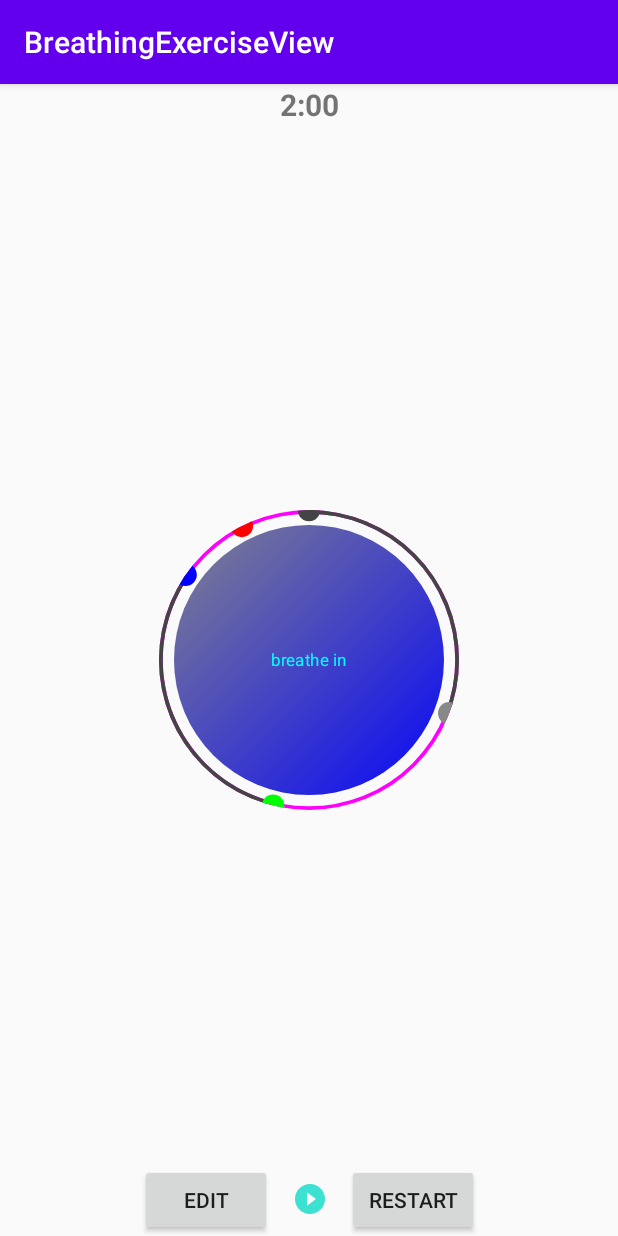
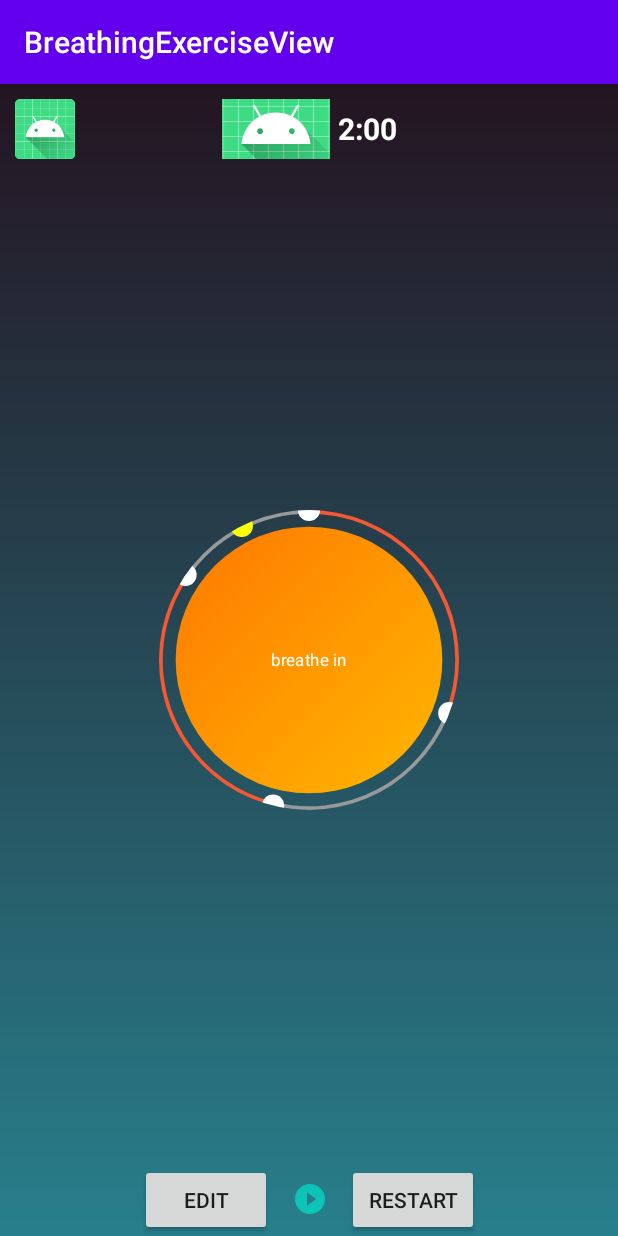
Before and after one commit to 0king/BreathingExerciseView, an Android app: the BreathingFragment screen opened directly, with no data from a screen before it, on a phone screen of 412 x 824 dp. Run offline under Robolectric (Android 15) with nearby library versions, the phone set to English and light mode, and no system bars.

Commit message:
a few UI changes.

```diff
--- a/app/src/main/java/com/example/breathingexerciseview/BreathingCircleView.kt
+++ b/app/src/main/java/com/example/breathingexerciseview/BreathingCircleView.kt
@@ -38,7 +38,7 @@ class BreathingCircleView @JvmOverloads constructor(
     var centerY:Float = 0f
     var centerX:Float = 0f
     var innerCircleRadius:Float = 0f
-    var innerCirclePaint = Paint(Paint.ANTI_ALIAS_FLAG).apply {
+    var innerCirclePaint = Paint(ANTI_ALIAS_FLAG).apply {
         color = Color.BLUE
         style = Paint.Style.FILL_AND_STROKE
     }
@@ -46,7 +46,7 @@ class BreathingCircleView @JvmOverloads constructor(
     //outer cirle
     var outerCircleRadius : Float = 0f
     var outerCircleStrokeWidth : Float = 7.toPx()
-    val outerCirclePaint = Paint(Paint.ANTI_ALIAS_FLAG).apply {
+    val outerCirclePaint = Paint(ANTI_ALIAS_FLAG).apply {
         color = Color.MAGENTA
         style = Paint.Style.STROKE
         strokeWidth = outerCircleStrokeWidth
@@ -59,10 +59,11 @@ class BreathingCircleView @JvmOverloads constructor(
     lateinit var rotatingPoint : PointF
     var orbitingCircleRadius:Float = 0f
     var swipeAngle = -90f
-    var smallCirclePaint = Paint(Paint.ANTI_ALIAS_FLAG).apply {
+    var smallCirclePaint = Paint(ANTI_ALIAS_FLAG).apply {
         color = Color.RED
     }
-    val paint1 = Paint().apply { color = Color.DKGRAY }
+    val pointPaint = Paint(ANTI_ALIAS_FLAG).apply { color = Color.WHITE }
+    val rotatingPointPaint = Paint(ANTI_ALIAS_FLAG).apply { color = Color.YELLOW }
     val paint2 = Paint().apply { color = Color.GRAY }
     val paint3 = Paint().apply { color = Color.GREEN }
     val paint4 = Paint().apply { color = Color.BLUE }
@@ -80,10 +81,11 @@ class BreathingCircleView @JvmOverloads constructor(
     var theta1:Double = 0.0
     var theta2:Double = 0.0
     var theta3:Double = 0.0
+    var theta4:Double = 0.0
 
     var centerText = "breathe in"
     val textPaint = Paint(ANTI_ALIAS_FLAG).apply {
-        color = Color.CYAN
+        color = Color.WHITE
         textAlign = Paint.Align.CENTER
         textSize = 16.toPx()
     }
@@ -92,12 +94,12 @@ class BreathingCircleView @JvmOverloads constructor(
     lateinit var enclosingRect : RectF
 
     val arcPaint = Paint(ANTI_ALIAS_FLAG).apply {
-        color = Color.DKGRAY
+        color = Color.parseColor("#f55832")
         style = Paint.Style.STROKE
         strokeWidth = outerCircleStrokeWidth
     }
     val arcPaint2 = Paint(ANTI_ALIAS_FLAG).apply {
-        color = Color.MAGENTA
+        color = Color.parseColor("#98999a")
         style = Paint.Style.STROKE
         strokeWidth = outerCircleStrokeWidth
     }
@@ -230,7 +232,7 @@ class BreathingCircleView @JvmOverloads constructor(
         val side = Math.min(w, h)
         val availableRadius = side/2F
         outerCircleRadius = availableRadius / MAX_SCALE
-        val gap = outerCircleRadius / 10
+        val gap = outerCircleRadius / 9
         innerCircleRadius = outerCircleRadius - gap
 
         xScale = 1 / MAX_SCALE
@@ -238,9 +240,10 @@ class BreathingCircleView @JvmOverloads constructor(
 
         //smaller circle
         orbitingCircleCenterX = centerX
-        orbitingCircleCenterY = h/2 - outerCircleRadius
+        val y = h/2 - outerCircleRadius
+        orbitingCircleCenterY = y
 
-        firstPoint = PointF(w/2F, h/2 - outerCircleRadius)
+        firstPoint = PointF(centerX, y)
 
         orbitingCircleRadius = innerCircleRadius / 12
 
@@ -253,17 +256,18 @@ class BreathingCircleView @JvmOverloads constructor(
         val endX = centerX + outerCircleRadius //right
         val bottomY =  centerY + outerCircleRadius //bottom
         enclosingRect = RectF(startX, topY, endX, bottomY)
-        val shader = LinearGradient(startX,topY,endX,bottomY,Color.GRAY, Color.BLUE, Shader.TileMode.CLAMP)
-        innerCirclePaint.shader = shader
+        innerCirclePaint.shader = LinearGradient(startX,topY,endX,bottomY,
+            Color.parseColor("#ff7400"), Color.parseColor("#ffbb00"),
+            Shader.TileMode.CLAMP)
     }
 
     private fun calculatePoints(){
 
-        rotatingPoint = PointF(orbitingCircleCenterX, orbitingCircleCenterY)
+        //rotatingPoint = PointF(orbitingCircleCenterX, orbitingCircleCenterY)
 
         val totalSecs = inhaleSecs + exhaleSsecs + inhalePauseSecs + exhalePauseSecs
-        val perimeter = 2 * PI * outerCircleRadius
-        val arc1 = inhaleSecs / totalSecs * perimeter
+        //val perimeter = 2 * PI * outerCircleRadius
+        //val arc1 = inhaleSecs / totalSecs * perimeter
         theta1 = (inhaleSecs / totalSecs.toFloat()) * 2 * PI - PI/2
 
         val p2X = (centerX + outerCircleRadius * cos(theta1)).toFloat()
@@ -282,12 +286,16 @@ class BreathingCircleView @JvmOverloads constructor(
         val p4X = (centerX + outerCircleRadius * cos(theta3)).toFloat()
         val p4Y = (centerY + outerCircleRadius * sin(theta3)).toFloat()
         fourthPoint = PointF(p4X, p4Y)
+
+        //theta4 = 2*PI - theta3
     }
 
     private fun findNewCenter(){
         val radians = swipeAngle
-        orbitingCircleCenterX = (centerX + outerCircleRadius * cos(radians))
-        orbitingCircleCenterY = (centerY + outerCircleRadius * sin(radians))
+        if (radians != 0F){
+            orbitingCircleCenterX = (centerX + outerCircleRadius * cos(radians))
+            orbitingCircleCenterY = (centerY + outerCircleRadius * sin(radians))
+        }
         rotatingPoint = PointF(orbitingCircleCenterX, orbitingCircleCenterY)
     }
 
@@ -295,26 +303,34 @@ class BreathingCircleView @JvmOverloads constructor(
         super.onDraw(canvas)
         canvas?.scale(xScale, yScale, centerX, centerY)
         canvas?.clipPath(outerCirclePath)
-        canvas?.drawPath(outerCirclePath, outerCirclePaint)
+        //canvas?.drawPath(outerCirclePath, outerCirclePaint)
         canvas?.drawCircle(centerX, centerY, innerCircleRadius, innerCirclePaint)
         findNewCenter()
         calculatePoints()
-        canvas?.drawArc(enclosingRect, -90f, 90+Math.toDegrees(theta1).toFloat(), false, arcPaint)
-        val stAng = Math.toDegrees(theta2).toFloat()
-        val swAng = Math.toDegrees(theta3-theta2).toFloat()
-        canvas?.drawArc(enclosingRect, stAng, swAng, false, arcPaint)
-        //todo - draw four arcs
+        val stAng1 = -90F
+        val swAng1 = 90+Math.toDegrees(theta1).toFloat()
+        canvas?.drawArc(enclosingRect, stAng1, swAng1, false, arcPaint)
+        val stAng2 = Math.toDegrees(theta1).toFloat()
+        val swAng2 = Math.toDegrees(theta2-theta1).toFloat()
+        canvas?.drawArc(enclosingRect, stAng2, swAng2, false, arcPaint2)
+        val stAng3 = Math.toDegrees(theta2).toFloat()
+        val swAng3 = Math.toDegrees(theta3-theta2).toFloat()
+        canvas?.drawArc(enclosingRect, stAng3, swAng3, false, arcPaint)
+        val stAng4 = Math.toDegrees(theta3).toFloat()
+        val swAng4 = Math.toDegrees(2*PI - theta3).toFloat()-90
+        canvas?.drawArc(enclosingRect, stAng4, swAng4, false, arcPaint2)
 
         if (inhaleSecs>0)
-            canvas?.drawCircle(firstPoint.x, firstPoint.y, orbitingCircleRadius, paint1)
+            canvas?.drawCircle(firstPoint.x, firstPoint.y, orbitingCircleRadius, pointPaint)
         if (inhalePauseSecs>0)
-            canvas?.drawCircle(secondPoint.x, secondPoint.y, orbitingCircleRadius, paint2)
+            canvas?.drawCircle(secondPoint.x, secondPoint.y, orbitingCircleRadius, pointPaint)
         if (exhaleSsecs>0)
-            canvas?.drawCircle(thirdPoint.x, thirdPoint.y, orbitingCircleRadius, paint3)
+            canvas?.drawCircle(thirdPoint.x, thirdPoint.y, orbitingCircleRadius, pointPaint)
         if (exhalePauseSecs>0)
-            canvas?.drawCircle(fourthPoint.x, fourthPoint.y, orbitingCircleRadius, paint4)
+            canvas?.drawCircle(fourthPoint.x, fourthPoint.y, orbitingCircleRadius, pointPaint)
 
-        canvas?.drawCircle(rotatingPoint.x, rotatingPoint.y, orbitingCircleRadius, smallCirclePaint)
+        //rotating point
+        canvas?.drawCircle(rotatingPoint.x, rotatingPoint.y, orbitingCircleRadius, rotatingPointPaint)
 
         //todo - outside of onDraw
         //use staticLayout
--- /dev/null
+++ b/app/src/main/res/drawable/gradient_241421_287f8c.xml
@@ -0,0 +1,10 @@
+<?xml version="1.0" encoding="utf-8"?>
+<shape
+    xmlns:android="http://schemas.android.com/apk/res/android">
+
+    <gradient
+        android:angle="-90"
+        android:startColor="#241421"
+        android:endColor="#287f8c"/>
+
+</shape>
--- a/app/src/main/res/layout/fragment_breathing.xml
+++ b/app/src/main/res/layout/fragment_breathing.xml
@@ -4,17 +4,41 @@
     android:layout_width="match_parent"
     android:layout_height="match_parent"
     xmlns:tools="http://schemas.android.com/tools"
-    xmlns:app="http://schemas.android.com/apk/res-auto">
+    xmlns:app="http://schemas.android.com/apk/res-auto"
+    android:background="@drawable/gradient_241421_287f8c">
+
+    <ImageView
+        android:id="@+id/ivBack"
+        android:src="@mipmap/ic_launcher"
+        android:layout_width="40dp"
+        android:layout_height="40dp"
+        android:layout_margin="10dp"
+        app:layout_constraintStart_toStartOf="parent"
+        app:layout_constraintTop_toTopOf="parent"/>
+
+    <ImageView
+        android:id="@+id/ivTimerLabel"
+        android:src="@mipmap/ic_launcher"
+        android:layout_width="40dp"
+        android:layout_height="40dp"
+        android:layout_margin="10dp"
+        app:layout_constraintStart_toStartOf="parent"
+        app:layout_constraintTop_toTopOf="parent"/>
 
     <TextView
         android:id="@+id/tvTimer"
+        android:drawableStart="@mipmap/ic_launcher"
+        android:drawablePadding="5dp"
         tools:text="12:30"
+        android:textColor="#fff"
         android:textStyle="bold"
         android:textSize="20sp"
         android:gravity="center"
-        android:layout_width="match_parent"
-        android:layout_height="wrap_content"
+        android:layout_margin="10dp"
+        android:layout_width="wrap_content"
+        android:layout_height="40dp"
         app:layout_constraintStart_toStartOf="parent"
+        app:layout_constraintEnd_toEndOf="parent"
         app:layout_constraintTop_toTopOf="parent"/>
 
     <com.example.breathingexerciseview.BreathingCircleView
```
Also changed, not shown: app/src/main/java/com/example/breathingexerciseview/CounterView.java (+7 -4 lines), app/src/main/java/com/example/breathingexerciseview/EditFragment.kt (+17 -9 lines), app/src/main/res/layout/activity_main.xml (+27 -2 lines).
